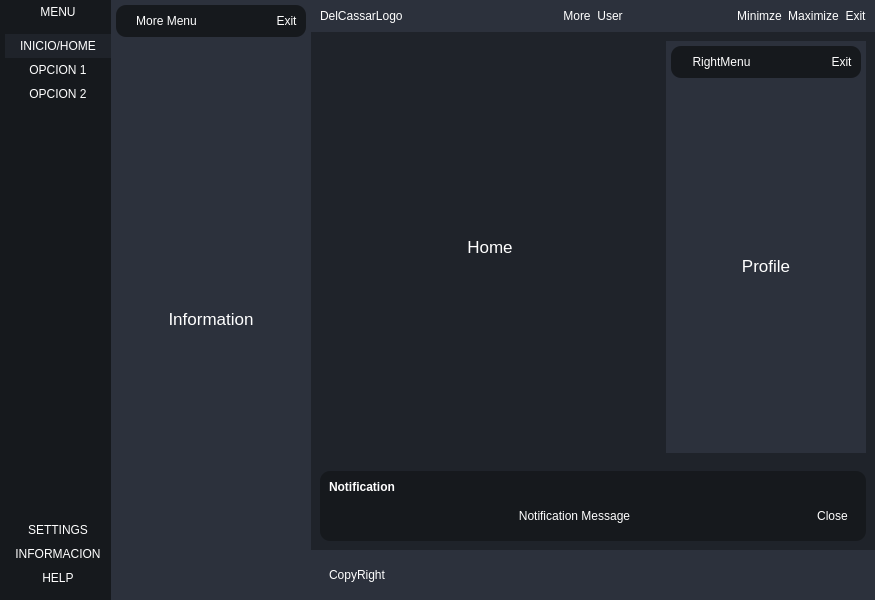
jandresm618/AppDelCassar, file GUI/main_interface.ui: the form before one commit.
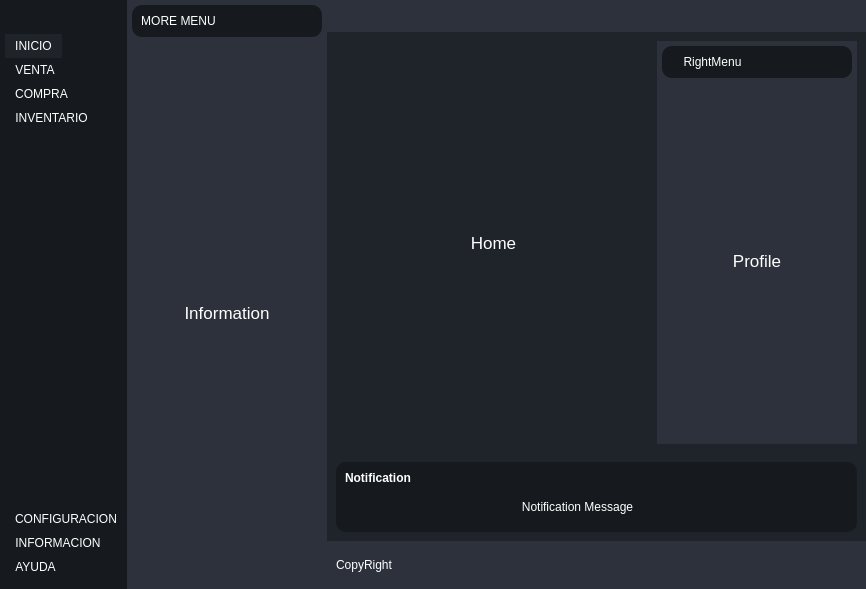
The form after the commit. Icons and pictures are not drawn.

```diff
--- a/GUI/main_interface.ui
+++ b/GUI/main_interface.ui
@@ -6,8 +6,8 @@
    <rect>
     <x>0</x>
     <y>0</y>
-    <width>875</width>
-    <height>600</height>
+    <width>866</width>
+    <height>589</height>
    </rect>
   </property>
   <property name="sizePolicy">
@@ -132,12 +132,22 @@
               <number>0</number>
              </property>
              <item>
-              <widget class="QPushButton" name="pushButton">
+              <widget class="QPushButton" name="menuButton">
                <property name="toolTip">
                 <string>Menu</string>
                </property>
                <property name="text">
-                <string>MENU</string>
+                <string/>
+               </property>
+               <property name="icon">
+                <iconset resource="resources.qrc">
+                 <normaloff>:/icons/icons/original_svg/align-justify.svg</normaloff>:/icons/icons/original_svg/align-justify.svg</iconset>
+               </property>
+               <property name="iconSize">
+                <size>
+                 <width>32</width>
+                 <height>32</height>
+                </size>
                </property>
               </widget>
              </item>
@@ -174,7 +184,7 @@
              <property name="bottomMargin">
               <number>10</number>
              </property>
-             <item>
+             <item alignment="Qt::AlignLeft">
               <widget class="QPushButton" name="homeButton">
                <property name="toolTip">
                 <string>Home</string>
@@ -184,21 +194,68 @@
 </string>
                </property>
                <property name="text">
-                <string>INICIO/HOME</string>
+                <string>INICIO</string>
+               </property>
+               <property name="icon">
+                <iconset resource="resources.qrc">
+                 <normaloff>:/icons/icons/original_svg/home.svg</normaloff>:/icons/icons/original_svg/home.svg</iconset>
+               </property>
+               <property name="iconSize">
+                <size>
+                 <width>32</width>
+                 <height>32</height>
+                </size>
                </property>
               </widget>
              </item>
-             <item>
+             <item alignment="Qt::AlignLeft">
               <widget class="QPushButton" name="opt1Button">
                <property name="text">
-                <string>OPCION 1</string>
+                <string>VENTA</string>
+               </property>
+               <property name="icon">
+                <iconset resource="resources.qrc">
+                 <normaloff>:/icons/icons/original_svg/shopping-cart.svg</normaloff>:/icons/icons/original_svg/shopping-cart.svg</iconset>
+               </property>
+               <property name="iconSize">
+                <size>
+                 <width>32</width>
+                 <height>32</height>
+                </size>
                </property>
               </widget>
              </item>
-             <item>
+             <item alignment="Qt::AlignLeft">
               <widget class="QPushButton" name="opt2Button">
                <property name="text">
-                <string>OPCION 2</string>
+                <string>COMPRA</string>
+               </property>
+               <property name="icon">
+                <iconset resource="resources.qrc">
+                 <normaloff>:/icons/icons/original_svg/truck.svg</normaloff>:/icons/icons/original_svg/truck.svg</iconset>
+               </property>
+               <property name="iconSize">
+                <size>
+                 <width>32</width>
+                 <height>32</height>
+                </size>
+               </property>
+              </widget>
+             </item>
+             <item alignment="Qt::AlignLeft">
+              <widget class="QPushButton" name="pushButton">
+               <property name="text">
+                <string>INVENTARIO</string>
+               </property>
+               <property name="icon">
+                <iconset resource="resources.qrc">
+                 <normaloff>:/icons/icons/original_svg/list.svg</normaloff>:/icons/icons/original_svg/list.svg</iconset>
+               </property>
+               <property name="iconSize">
+                <size>
+                 <width>32</width>
+                 <height>32</height>
+                </size>
                </property>
               </widget>
              </item>
@@ -242,17 +299,27 @@
              <property name="bottomMargin">
               <number>10</number>
              </property>
-             <item>
+             <item alignment="Qt::AlignLeft">
               <widget class="QPushButton" name="settingsButton">
                <property name="toolTip">
                 <string>Settings</string>
                </property>
                <property name="text">
-                <string>SETTINGS</string>
+                <string>CONFIGURACION</string>
+               </property>
+               <property name="icon">
+                <iconset resource="resources.qrc">
+                 <normaloff>:/icons/icons/original_svg/settings.svg</normaloff>:/icons/icons/original_svg/settings.svg</iconset>
+               </property>
+               <property name="iconSize">
+                <size>
+                 <width>32</width>
+                 <height>32</height>
+                </size>
                </property>
               </widget>
              </item>
-             <item>
+             <item alignment="Qt::AlignLeft">
               <widget class="QPushButton" name="infoButton">
                <property name="toolTip">
                 <string>Information</string>
@@ -260,15 +327,35 @@
                <property name="text">
                 <string>INFORMACION</string>
                </property>
+               <property name="icon">
+                <iconset resource="resources.qrc">
+                 <normaloff>:/icons/icons/original_svg/info.svg</normaloff>:/icons/icons/original_svg/info.svg</iconset>
+               </property>
+               <property name="iconSize">
+                <size>
+                 <width>32</width>
+                 <height>32</height>
+                </size>
+               </property>
               </widget>
              </item>
-             <item>
+             <item alignment="Qt::AlignLeft">
               <widget class="QPushButton" name="helpButton">
                <property name="toolTip">
                 <string>Help</string>
                </property>
                <property name="text">
-                <string>HELP</string>
+                <string>AYUDA</string>
+               </property>
+               <property name="icon">
+                <iconset resource="resources.qrc">
+                 <normaloff>:/icons/icons/original_svg/help-circle.svg</normaloff>:/icons/icons/original_svg/help-circle.svg</iconset>
+               </property>
+               <property name="iconSize">
+                <size>
+                 <width>32</width>
+                 <height>32</height>
+                </size>
                </property>
               </widget>
              </item>
@@ -341,26 +428,36 @@
              <enum>QFrame::Raised</enum>
             </property>
             <layout class="QHBoxLayout" name="horizontalLayout_3">
-             <item>
-              <widget class="QPushButton" name="pushButton_2">
-               <property name="text">
-                <string>More Menu</string>
-               </property>
-              </widget>
-             </item>
-             <item alignment="Qt::AlignRight">
+             <item alignment="Qt::AlignLeft">
               <widget class="QLabel" name="label">
                <property name="toolTip">
                 <string>Close Menu</string>
                </property>
                <property name="text">
-                <string>Exit</string>
+                <string>MORE MENU</string>
                </property>
                <property name="alignment">
                 <set>Qt::AlignCenter</set>
                </property>
               </widget>
              </item>
+             <item alignment="Qt::AlignRight">
+              <widget class="QPushButton" name="pushButton_2">
+               <property name="text">
+                <string/>
+               </property>
+               <property name="icon">
+                <iconset resource="resources.qrc">
+                 <normaloff>:/icons/icons/original_svg/x-circle.svg</normaloff>:/icons/icons/original_svg/x-circle.svg</iconset>
+               </property>
+               <property name="iconSize">
+                <size>
+                 <width>32</width>
+                 <height>32</height>
+                </size>
+               </property>
+              </widget>
+             </item>
             </layout>
            </widget>
           </item>
@@ -491,7 +588,10 @@
              <item>
               <widget class="QLabel" name="label_5">
                <property name="text">
-                <string>DelCassarLogo</string>
+                <string/>
+               </property>
+               <property name="pixmap">
+                <pixmap resource="resources.qrc">:/images/icons/dc-logo.png</pixmap>
                </property>
               </widget>
              </item>
@@ -528,7 +628,17 @@
                 <string>More</string>
                </property>
                <property name="text">
-                <string>More</string>
+                <string/>
+               </property>
+               <property name="icon">
+                <iconset resource="resources.qrc">
+                 <normaloff>:/icons/icons/original_svg/more-horizontal.svg</normaloff>:/icons/icons/original_svg/more-horizontal.svg</iconset>
+               </property>
+               <property name="iconSize">
+                <size>
+                 <width>32</width>
+                 <height>32</height>
+                </size>
                </property>
               </widget>
              </item>
@@ -538,7 +648,17 @@
                 <string>Profile</string>
                </property>
                <property name="text">
-                <string>User</string>
+                <string/>
+               </property>
+               <property name="icon">
+                <iconset resource="resources.qrc">
+                 <normaloff>:/icons/icons/original_svg/user.svg</normaloff>:/icons/icons/original_svg/user.svg</iconset>
+               </property>
+               <property name="iconSize">
+                <size>
+                 <width>32</width>
+                 <height>32</height>
+                </size>
                </property>
               </widget>
              </item>
@@ -575,7 +695,17 @@
                 <string>Minimize Window</string>
                </property>
                <property name="text">
-                <string>Minimze</string>
+                <string/>
+               </property>
+               <property name="icon">
+                <iconset resource="resources.qrc">
+                 <normaloff>:/icons/icons/original_svg/window_minimize.svg</normaloff>:/icons/icons/original_svg/window_minimize.svg</iconset>
+               </property>
+               <property name="iconSize">
+                <size>
+                 <width>32</width>
+                 <height>32</height>
+                </size>
                </property>
               </widget>
              </item>
@@ -585,7 +715,17 @@
                 <string>Maximize Window</string>
                </property>
                <property name="text">
-                <string>Maximize</string>
+                <string/>
+               </property>
+               <property name="icon">
+                <iconset resource="resources.qrc">
+                 <normaloff>:/icons/icons/original_svg/square.svg</normaloff>:/icons/icons/original_svg/square.svg</iconset>
+               </property>
+               <property name="iconSize">
+                <size>
+                 <width>32</width>
+                 <height>32</height>
+                </size>
                </property>
               </widget>
              </item>
@@ -595,7 +735,17 @@
                 <string>Close Window</string>
                </property>
                <property name="text">
-                <string>Exit</string>
+                <string/>
+               </property>
+               <property name="icon">
+                <iconset resource="resources.qrc">
+                 <normaloff>:/icons/icons/original_svg/x.svg</normaloff>:/icons/icons/original_svg/x.svg</iconset>
+               </property>
+               <property name="iconSize">
+                <size>
+                 <width>32</width>
+                 <height>32</height>
+                </size>
                </property>
               </widget>
              </item>
@@ -754,7 +904,17 @@
                       <string>Close Menu</string>
                      </property>
                      <property name="text">
-                      <string>Exit</string>
+                      <string/>
+                     </property>
+                     <property name="icon">
+                      <iconset resource="resources.qrc">
+                       <normaloff>:/icons/icons/original_svg/x-circle.svg</normaloff>:/icons/icons/original_svg/x-circle.svg</iconset>
+                     </property>
+                     <property name="iconSize">
+                      <size>
+                       <width>32</width>
+                       <height>32</height>
+                      </size>
                      </property>
                     </widget>
                    </item>
@@ -862,7 +1022,17 @@
                    <string>Close notification</string>
                   </property>
                   <property name="text">
-                   <string>Close</string>
+                   <string/>
+                  </property>
+                  <property name="icon">
+                   <iconset resource="resources.qrc">
+                    <normaloff>:/icons/icons/original_svg/x.svg</normaloff>:/icons/icons/original_svg/x.svg</iconset>
+                  </property>
+                  <property name="iconSize">
+                   <size>
+                    <width>32</width>
+                    <height>32</height>
+                   </size>
                   </property>
                  </widget>
                 </item>
@@ -887,6 +1057,21 @@
              <enum>QFrame::Raised</enum>
             </property>
             <layout class="QHBoxLayout" name="horizontalLayout_12">
+             <property name="spacing">
+              <number>0</number>
+             </property>
+             <property name="leftMargin">
+              <number>0</number>
+             </property>
+             <property name="topMargin">
+              <number>0</number>
+             </property>
+             <property name="rightMargin">
+              <number>0</number>
+             </property>
+             <property name="bottomMargin">
+              <number>0</number>
+             </property>
              <item>
               <widget class="QLabel" name="label_14">
                <property name="text">
@@ -901,14 +1086,14 @@
            <widget class="QFrame" name="sizeGrip">
             <property name="minimumSize">
              <size>
-              <width>10</width>
-              <height>10</height>
+              <width>30</width>
+              <height>30</height>
              </size>
             </property>
             <property name="maximumSize">
              <size>
-              <width>10</width>
-              <height>10</height>
+              <width>30</width>
+              <height>30</height>
              </size>
             </property>
             <property name="frameShape">
```
Left out of the diff: 16 changed lines with no effect on the pictures.
